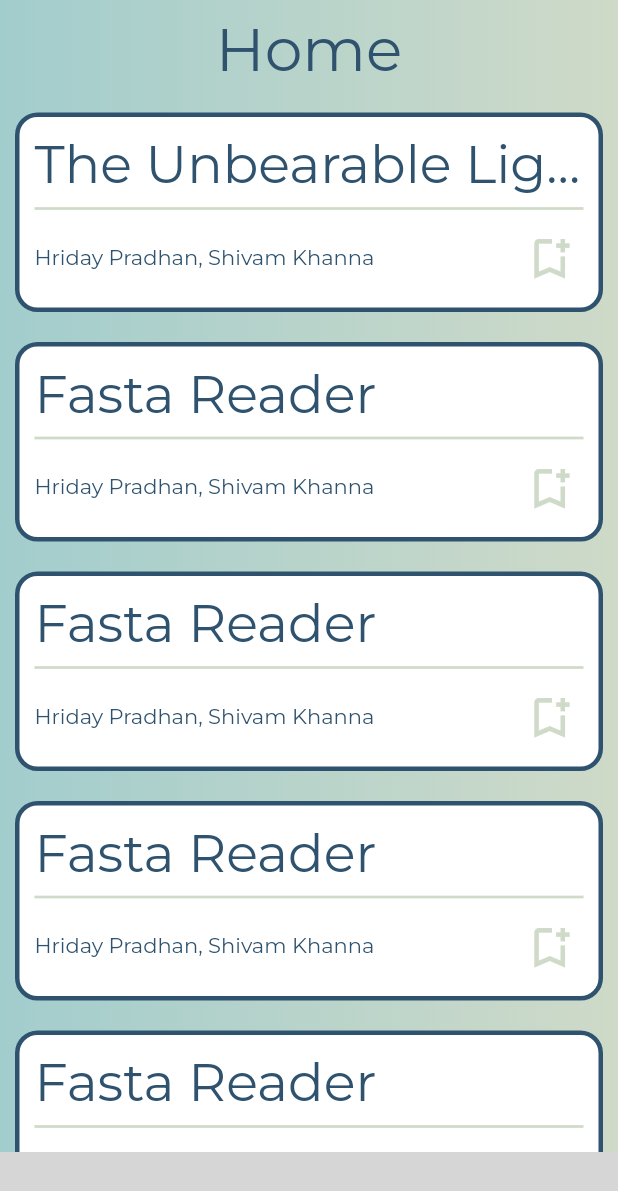
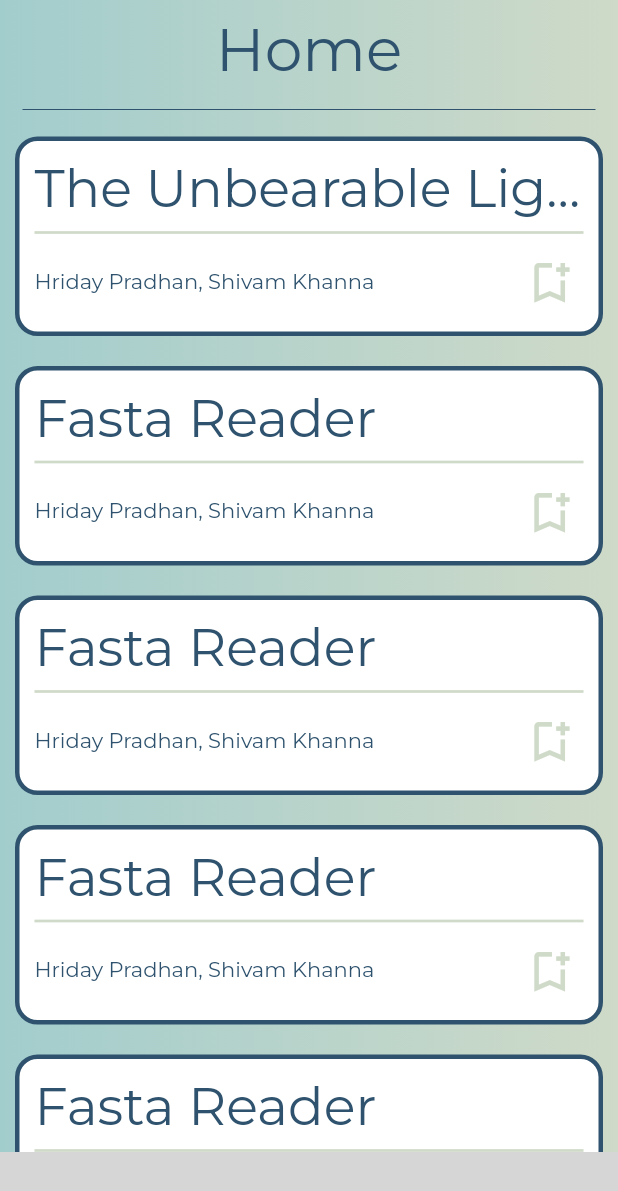
Before and after one commit to hridaypradhan/get-journal, a Flutter app: the BaseScreen screen opened by its route, on a phone screen of 412 x 824 dp. Shown: the top 1191 px of the screen. Run offline on Flutter 3.47's test engine with Material 2 defaults, Android fonts, the phone set to English and light mode, and no system bars; our stand-ins replace animated_text_kit, cloud_firestore, firebase_auth, firebase_core, flutter_bounce, google_fonts and 1 more; missing offline and left inert: bottom_bar, flutter_swipe_button; accounts and stored records are empty; grey boxes are pictures that could not be loaded.

Commit message:
Divider on home screen

```diff
--- a/lib/screens/home/home_screen.dart
+++ b/lib/screens/home/home_screen.dart
@@ -1,4 +1,5 @@
 import 'package:flutter/material.dart';
+import 'package:get_journal/global/constants/colors.dart';
 
 import '../../models/paper.dart';
 import 'widgets/paper_widget.dart';
@@ -54,6 +55,11 @@ class HomeScreen extends StatelessWidget {
             ),
           ),
         ),
+        const Divider(
+          indent: 15.0,
+          endIndent: 15.0,
+          color: kPrimaryBlue,
+        ),
         Expanded(
           child: ListView.builder(
             itemCount: dummyPapers.length,
```
